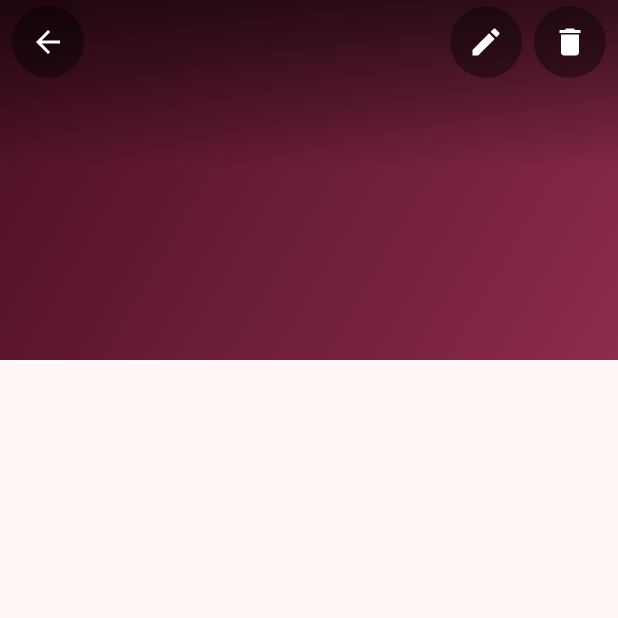
After one commit to alejogarciabosio/sorbo-app, an Android app built with Jetpack Compose: the composable CabeceraVino called with empty values, on a phone screen of 412 x 824 dp, the top half of it. The commit adds this screen. Run offline under Robolectric (Android 15) with nearby library versions, the light colour scheme and no system bars.

Commit message:
feat: cabecera del vino y textos del detalle; la tarjeta de degustación oculta lo que no se cargó

```diff
--- /dev/null
+++ b/app/src/main/java/com/sorbo/app/ui/components/CabeceraVino.kt
@@ -0,0 +1,103 @@
+// Capa de presentación · componente reutilizable sin estado (state hoisting): recibe datos y eventos por parámetro.
+package com.sorbo.app.ui.components
+
+import androidx.compose.foundation.background
+import androidx.compose.foundation.layout.Arrangement
+import androidx.compose.foundation.layout.Box
+import androidx.compose.foundation.layout.Row
+import androidx.compose.foundation.layout.fillMaxSize
+import androidx.compose.foundation.layout.fillMaxWidth
+import androidx.compose.foundation.layout.height
+import androidx.compose.foundation.layout.padding
+import androidx.compose.foundation.layout.size
+import androidx.compose.foundation.layout.statusBarsPadding
+import androidx.compose.foundation.shape.CircleShape
+import androidx.compose.material3.Icon
+import androidx.compose.material3.IconButton
+import androidx.compose.material3.Text
+import androidx.compose.runtime.Composable
+import androidx.compose.ui.Alignment
+import androidx.compose.ui.Modifier
+import androidx.compose.ui.draw.clip
+import androidx.compose.ui.draw.drawBehind
+import androidx.compose.ui.geometry.Offset
+import androidx.compose.ui.graphics.Brush
+import androidx.compose.ui.graphics.Color
+import androidx.compose.ui.layout.ContentScale
+import androidx.compose.ui.res.painterResource
+import androidx.compose.ui.res.stringResource
+import androidx.compose.ui.text.TextStyle
+import androidx.compose.ui.unit.dp
+import androidx.compose.ui.unit.sp
+import coil.compose.AsyncImage
+import com.sorbo.app.R
+import com.sorbo.app.ui.theme.EstiloMarcaTitulo
+import java.io.File
+
+/**
+ * Parte de arriba del detalle: la foto de la etiqueta (o, sin foto, el color del vino con su inicial) y, encima,
+ * los botones de volver, editar y eliminar.
+ */
+@Composable
+fun CabeceraVino(
+    inicial: String,
+    tono: TonoEtiqueta,
+    fotoPath: String?,
+    onVolver: () -> Unit,
+    onEditar: () -> Unit,
+    onEliminar: () -> Unit,
+    modifier: Modifier = Modifier,
+) {
+    Box(modifier = modifier.fillMaxWidth().height(240.dp)) {
+        if (fotoPath != null) {
+            AsyncImage(
+                model = File(fotoPath),
+                contentDescription = stringResource(R.string.foto_descripcion),
+                contentScale = ContentScale.Crop,
+                modifier = Modifier.fillMaxSize(),
+            )
+        } else {
+            Box(
+                modifier = Modifier.fillMaxSize().background(Brush.linearGradient(listOf(tono.inicio, tono.fin))),
+                contentAlignment = Alignment.Center,
+            ) {
+                Text(
+                    text = inicial,
+                    style = TextStyle(
+                        fontFamily = EstiloMarcaTitulo.fontFamily,
+                        fontWeight = EstiloMarcaTitulo.fontWeight,
+                        fontSize = 72.sp,
+                    ),
+                    color = tono.texto,
+                )
+            }
+        }
+        // Un degradé oscuro arriba asegura que los botones se lean sobre cualquier foto.
+        Box(
+            modifier = Modifier
+                .fillMaxWidth()
+                .height(112.dp)
+                .drawBehind { drawRect(Brush.verticalGradient(listOf(Color(0x99000000), Color.Transparent))) },
+        )
+        Row(
+            modifier = Modifier.fillMaxWidth().statusBarsPadding().padding(horizontal = 8.dp, vertical = 4.dp),
+            horizontalArrangement = Arrangement.spacedBy(8.dp),
+            verticalAlignment = Alignment.CenterVertically,
+        ) {
+            BotonSobreFoto(R.drawable.ic_atras, stringResource(R.string.accion_volver), onVolver)
+            Box(modifier = Modifier.weight(1f))
+            BotonSobreFoto(R.drawable.ic_editar, stringResource(R.string.accion_editar), onEditar)
+            BotonSobreFoto(R.drawable.ic_eliminar, stringResource(R.string.accion_eliminar), onEliminar)
+        }
+    }
+}
+
+@Composable
+private fun BotonSobreFoto(icono: Int, descripcion: String, onClick: () -> Unit) {
+    IconButton(
+        onClick = onClick,
+        modifier = Modifier.size(48.dp).clip(CircleShape).background(Color(0x66000000)),
+    ) {
+        Icon(painterResource(icono), contentDescription = descripcion, tint = Color.White)
+    }
+}
--- a/app/src/main/java/com/sorbo/app/ui/components/TarjetaDegustacion.kt
+++ b/app/src/main/java/com/sorbo/app/ui/components/TarjetaDegustacion.kt
@@ -53,6 +53,8 @@ fun TarjetaDegustacion(
                 Text(fecha, style = MaterialTheme.typography.labelLarge)
                 Veredicto(meGusto)
             }
+            // Si no se cargó ningún dato no se dibuja la fila, para no dejar un hueco vacío en la tarjeta.
+            if (comida != null || compania != null || ocasion != null || dulzor != null) {
                 FlowRow(
                     horizontalArrangement = Arrangement.spacedBy(16.dp),
                     verticalArrangement = Arrangement.spacedBy(8.dp),
@@ -61,6 +63,7 @@ fun TarjetaDegustacion(
                     if (compania != null) Dato(R.drawable.ic_grupo, compania)
                     if (ocasion != null) Dato(R.drawable.ic_fecha, ocasion)
                     if (dulzor != null) Text(dulzor, style = MaterialTheme.typography.bodyMedium, color = colores.onSurfaceVariant)
+                }
             }
             if (nota != null) {
                 Text("“$nota”", style = MaterialTheme.typography.bodyMedium, fontStyle = FontStyle.Italic)
```
Also changed, not shown: app/src/main/res/values/strings.xml (+21 -0 lines). Lines whose indentation alone changed are shown as unchanged.
